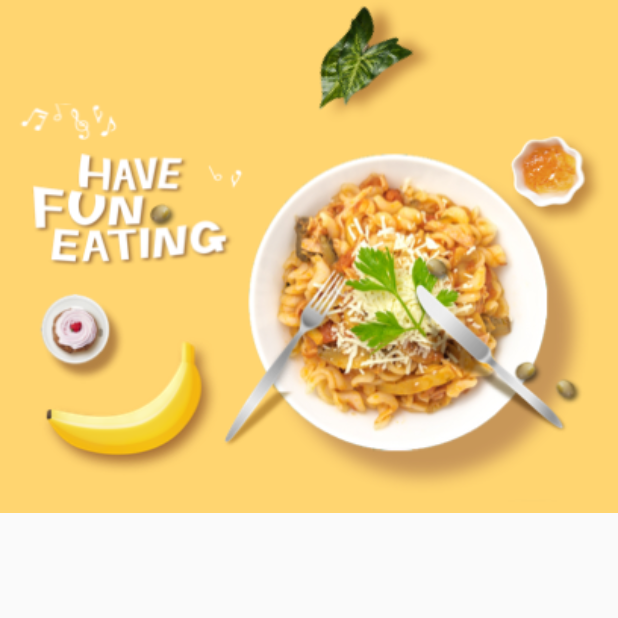
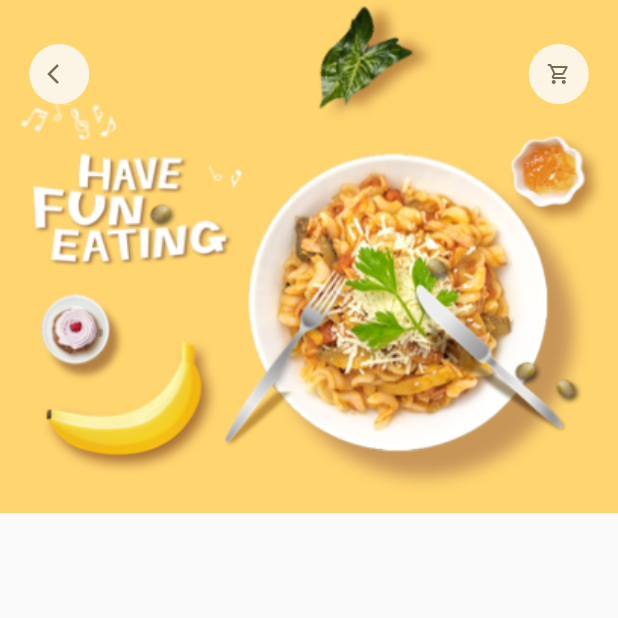
Before and after one commit to dinhkhoi-png/FlutterAppSaleFood, a Flutter app: the screen it shows after launch, on a phone screen of 412 x 824 dp, the top half of it. Run offline on Flutter 3.47's test engine with Material 2 defaults, Android fonts, the phone set to English and light mode, and no system bars; our stand-ins replace dots_indicator, get.

Commit message:
Fullscreen , Icon

```diff
--- a/lib/main.dart
+++ b/lib/main.dart
@@ -1,6 +1,7 @@
 import 'package:flutter/material.dart';
 import 'package:flutter/services.dart';
 import 'package:flutter_app_sale/pages/food_detail/popular_food_detail.dart';
+
 
 
 import 'package:get/get_navigation/src/root/get_material_app.dart';
@@ -10,6 +11,11 @@ void main() {
     // systemNavigationBarColor: Colors.blue, // navigation bar color
     statusBarColor: Colors.white, // status bar color
   ));
+  WidgetsFlutterBinding.ensureInitialized();
+  SystemChrome.setEnabledSystemUIMode(SystemUiMode.immersiveSticky, overlays: [
+    SystemUiOverlay.top, //This line is used for showing the bottom bar
+  ]);
+
   runApp(const MyApp());
 }
 
@@ -28,4 +34,5 @@ class MyApp extends StatelessWidget {
       home: const PopularFoodDetail(),
     );
   }
+
 }
--- a/lib/pages/food_detail/popular_food_detail.dart
+++ b/lib/pages/food_detail/popular_food_detail.dart
@@ -1,5 +1,6 @@
 
 import 'package:flutter/material.dart';
+import 'package:flutter_app_sale/widgets/app_icon.dart';
 
 import '../../utils/dimensions.dart';
 
@@ -26,6 +27,18 @@ class PopularFoodDetail extends StatelessWidget {
                   )
                 ),
               )
+          ),
+          Positioned(
+            top: Dimensions.height30,
+            left: Dimensions.width20,
+              right: Dimensions.width20,
+              child: Row(
+                mainAxisAlignment: MainAxisAlignment.spaceBetween ,
+                children: [
+                    AppIcon(icon: Icons.arrow_back_ios),
+                  AppIcon(icon: Icons.shopping_cart_outlined)
+                ],
+              )
           )
         ],
       ),
--- a/lib/utils/dimensions.dart
+++ b/lib/utils/dimensions.dart
@@ -14,7 +14,7 @@ class Dimensions {
   static double height20 = screenHeight/42.2;
   static double height30 = screenHeight/28.13;
   static double height45 = screenHeight/18.7;
-
+  static double height50 = screenHeight/16.88;
 
   //dynamic width padding and margin
   static double width10 = screenHeight/84.4;
@@ -41,4 +41,5 @@ class Dimensions {
   static double popularFoodImg = screenHeight/2.41;
 
 
+
 }
--- /dev/null
+++ b/lib/widgets/app_icon.dart
@@ -0,0 +1,31 @@
+import 'package:flutter/material.dart';
+class AppIcon extends StatelessWidget {
+  final IconData icon;
+  final Color backgroundColor;
+  final Color iconColor;
+  final double size;
+  const AppIcon({Key? key,
+    required this.icon,
+    this.backgroundColor = const Color(0xFFfcf4e4),
+    this.iconColor = const Color(0xFF756d54),
+    this.size = 40,
+  }) : super(key: key);
+
+  @override
+  Widget build(BuildContext context) {
+    return Container(
+      width: size,
+      height: size,
+      decoration: BoxDecoration(
+        borderRadius: BorderRadius.circular(size/2),
+        color: backgroundColor,
+
+      ),
+      child: Icon(
+        icon,
+        color: iconColor,
+        size: 16,
+      ),
+    );
+  }
+}
```
